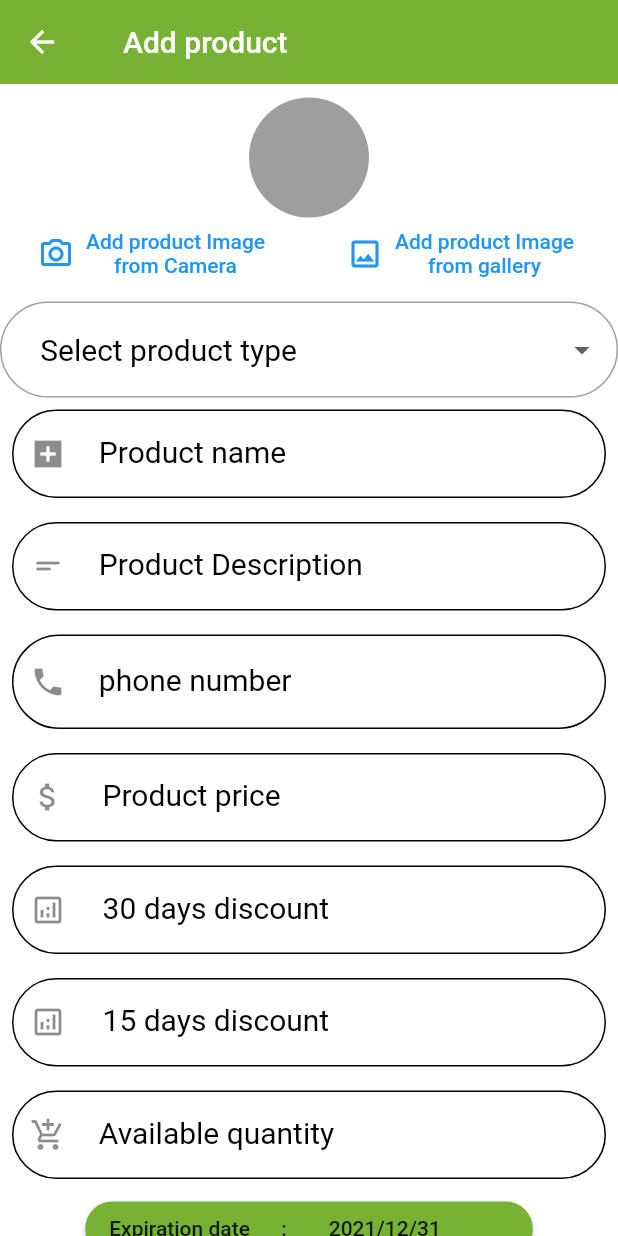
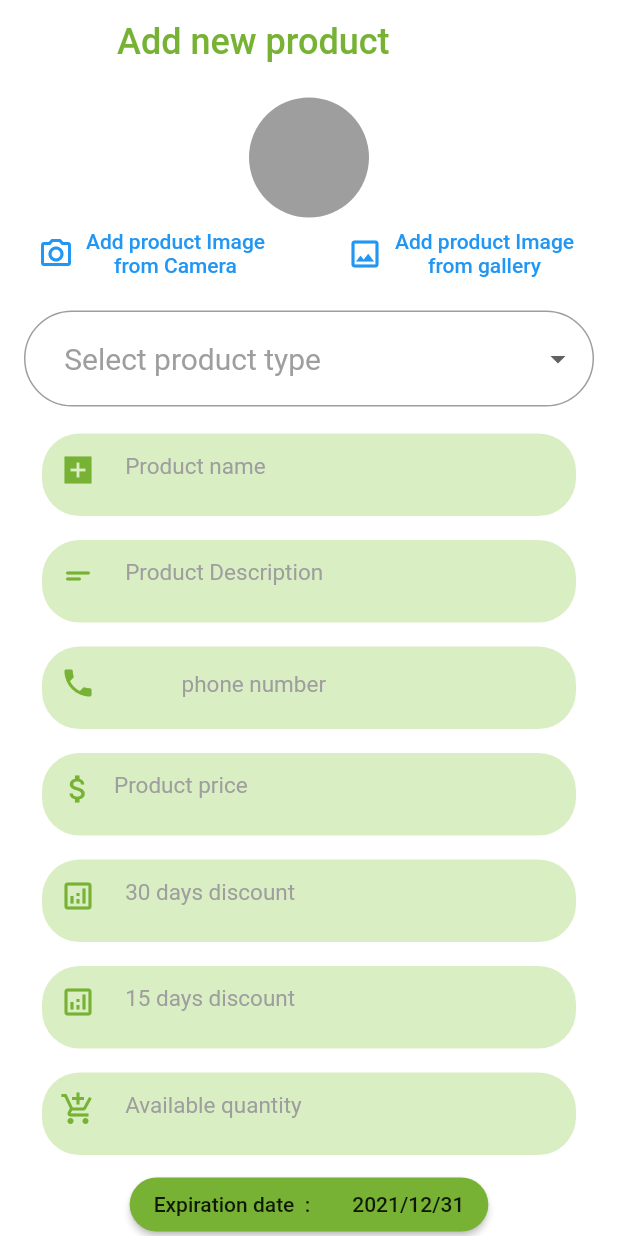
Before and after one commit to YamanQD/expiry-cart-client, a Flutter app: the AddProductPage screen opened directly, on a phone screen of 412 x 824 dp. Run offline on Flutter 3.47's test engine with Material 2 defaults, Android fonts, the phone set to English and light mode, and no system bars; our stand-ins replace flutter_secure_storage, image_picker; accounts and stored records are empty.

Commit message:
Edit the add product page

```diff
--- a/lib/Screens/add_product_page.dart
+++ b/lib/Screens/add_product_page.dart
@@ -1,3 +1,4 @@
+import 'package:expiry_cart/Style/constant.dart';
 import 'package:flutter/painting.dart';
 import 'package:flutter/material.dart';
 import 'package:flutter/rendering.dart';
@@ -15,7 +16,13 @@ class AddProductPage extends StatefulWidget {
 class _AddProductPageState extends State<AddProductPage> {
 // name , phone , price , quantity
 
-  String _ProductName, _description  , _Phone_Number, _Price, _discount1 , _discount2 ,  _Quantity;
+  String _ProductName,
+      _description,
+      _Phone_Number,
+      _Price,
+      _discount1,
+      _discount2,
+      _Quantity;
   static final RegExp nameRegExp = RegExp('[a-zA-Z]');
   static final RegExp numberRegExp = RegExp(r'\d');
 
@@ -48,7 +55,7 @@ class _AddProductPageState extends State<AddProductPage> {
     "Meat , Fish & Poultry",
     "Beverages",
     "Bakery & Snacks",
-    "Medicines & Persona Care"
+    "Medicines & Personal Care"
   ];
 
 // Expiration date
@@ -60,7 +67,7 @@ class _AddProductPageState extends State<AddProductPage> {
       context: context,
       initialDate: DateTime.now(),
       firstDate: DateTime.now(),
-      lastDate: DateTime(DateTime.now().year +5),
+      lastDate: DateTime(DateTime.now().year + 5),
     ).then((value) {
       if (value == null) {
         return;
@@ -76,8 +83,9 @@ class _AddProductPageState extends State<AddProductPage> {
     return Scaffold(
       backgroundColor: const Color(0xFFFFFFFF),
       appBar: AppBar(
-        title: const Text("  Add product "),
-        backgroundColor: const Color(0xff77b234),
+        title: const Text(" Add new product ",
+            style: TextStyle(fontSize: 24, color: kGreenColor)),
+        // backgroundColor: Colors.white,
       ),
       body: SingleChildScrollView(
           child: Form(
@@ -118,20 +126,23 @@ class _AddProductPageState extends State<AddProductPage> {
           ),
 
           const SizedBox(
-            height: 8,
+            height: 4,
           ),
 
 // select product
-
-          DropdownButtonFormField(
+          Padding(
+            padding:
+                const EdgeInsets.only(left: 16, right: 16, top: 10, bottom: 10),
+            child: DropdownButtonFormField(
+              elevation: 10,
               icon: const Icon(Icons.arrow_drop_down),
               dropdownColor: const Color(0xFFFFFFFF),
               decoration: InputDecoration(
                   border: OutlineInputBorder(
                       borderRadius: BorderRadius.circular(50))),
               hint: const Text(
-              '   Select product type  ',
-              style: TextStyle(fontSize: 20, color: Colors.black),
+                '   Select product type',
+                style: TextStyle(fontSize: 20, color: Colors.grey),
               ),
               isExpanded: true,
               value: ProductChosse,
@@ -140,8 +151,8 @@ class _AddProductPageState extends State<AddProductPage> {
                   ProductChosse = newValue;
                 });
               },
-            validator:
-              (newValue) => newValue == null ? 'Please select product type ' : null,
+              validator: (newValue) =>
+                  newValue == null ? 'Please select product type ' : null,
               items: listItem.map((valueItem) {
                 return DropdownMenuItem(
                   value: valueItem,
@@ -149,74 +160,92 @@ class _AddProductPageState extends State<AddProductPage> {
                 );
               }).toList(),
             ),
+          ),
 
           // product name
-
-          Container(
-            color: const Color(0xFFFFFFFF),
+          Padding(
+            padding: const EdgeInsets.only(left: 20, right: 20),
+            child: Container(
+              height: 55,
+              decoration: kAddDecoration,
               margin: const EdgeInsets.all(8.0),
               child: TextFormField(
                 decoration: const InputDecoration(
-                  enabledBorder: OutlineInputBorder(
-                      borderRadius: BorderRadius.all(Radius.circular(50.0)),
-                      borderSide: BorderSide(color: Colors.black)),
-                  labelText: "  Product name",
-                  labelStyle: TextStyle(fontSize: 20, color: Colors.black),
-                  prefixIcon: Icon(Icons.add_box_sharp)),
+                  hintText: "  Product name",
+                  hintStyle: TextStyle(fontSize: 15, color: Colors.grey),
+                  prefixIcon: Icon(
+                    Icons.add_box_sharp,
+                    color: kGreenColor,
+                  ),
+                  border: InputBorder.none,
+                ),
                 textAlign: TextAlign.left,
                 keyboardType: TextInputType.text,
                 validator: (value) => value.isEmpty
                     ? 'Enter Your Name'
-                  : (nameRegExp.hasMatch(value) ? null : 'Enter a Valid Name'),
+                    : (nameRegExp.hasMatch(value)
+                        ? null
+                        : 'Enter a Valid Name'),
                 onSaved: (String name) {
                   _ProductName = name;
                   print(_ProductName);
                 },
               ),
             ),
+          ),
 
           // description
 
-          Container(
-            color: const Color(0xFFFFFFFF),
+          Padding(
+            padding: const EdgeInsets.only(left: 20, right: 20),
+            child: Container(
+              decoration: kAddDecoration,
+              height: 55,
               margin: const EdgeInsets.all(8.0),
               child: TextFormField(
                 decoration: const InputDecoration(
-                  enabledBorder: OutlineInputBorder(
-                      borderRadius: BorderRadius.all(Radius.circular(50.0)),
-                      borderSide: BorderSide(color: Colors.black)),
-                  labelText: "  Product Description ",
-                  labelStyle: TextStyle(fontSize: 20, color: Colors.black),
-                  prefixIcon: Icon(Icons.short_text_rounded)),
+                    // enabledBorder: OutlineInputBorder(
+                    //     borderRadius: BorderRadius.all(Radius.circular(50.0)),
+                    //     borderSide: BorderSide(color: Colors.black)),
+                    hintText: "  Product Description ",
+                    hintStyle: TextStyle(fontSize: 15, color: Colors.grey),
+                    prefixIcon: Icon(
+                      Icons.short_text_rounded,
+                      color: kGreenColor,
+                    ),
+                    border: InputBorder.none),
                 textAlign: TextAlign.left,
                 keyboardType: TextInputType.text,
                 validator: (value) => value.isEmpty
                     ? 'Enter the description '
-                  : (nameRegExp.hasMatch(value) ? null : 'Enter a Valid description'),
+                    : (nameRegExp.hasMatch(value)
+                        ? null
+                        : 'Enter a Valid description'),
                 onSaved: (String des) {
                   _description = des;
                   print(_description);
                 },
               ),
             ),
-
+          ),
 
           // phone number
 
-          Container(
-            color: const Color(0xFFFFFFFF),
+          Padding(
+            padding: const EdgeInsets.only(left: 20, right: 20),
+            child: Container(
+              height: 55,
+              decoration: kAddDecoration,
               margin: const EdgeInsets.all(8.0),
               child: TextFormField(
                 decoration: const InputDecoration(
-                prefixText: "  +963   ",
+                    prefixText: "+963",
                     prefixStyle: TextStyle(color: Colors.black, fontSize: 20),
-                enabledBorder: OutlineInputBorder(
-                    borderRadius: BorderRadius.all(Radius.circular(50.0)),
-                    borderSide: BorderSide(color: Colors.black)),
-                labelText: "  phone number ",
-                labelStyle: TextStyle(fontSize: 20, color: Colors.black),
-                prefixIcon: Icon(Icons.phone),
-              ),
+                    hintText: "phone number",
+                    hintStyle: TextStyle(fontSize: 15, color: Colors.grey),
+                    prefixIcon: Icon(Icons.phone, color: kGreenColor),
+                    border: InputBorder.none),
+                textAlign: TextAlign.start,
                 keyboardType: TextInputType.number,
                 validator: (value) {
                   if (value.length == 0) {
@@ -232,22 +261,25 @@ class _AddProductPageState extends State<AddProductPage> {
                 },
               ),
             ),
+          ),
 
 // product price
 
-          Container(
-            color: const Color(0xFFFFFFFF),
+          Padding(
+            padding: const EdgeInsets.only(left: 20, right: 20),
+            child: Container(
+              height: 55,
+              decoration: kAddDecoration,
               margin: const EdgeInsets.all(8.0),
               child: TextFormField(
                 decoration: const InputDecoration(
-                  enabledBorder: OutlineInputBorder(
-                      borderRadius: BorderRadius.all(Radius.circular(50.0)),
-                      borderSide: BorderSide(color: Colors.black)),
-                  labelText: "  Product price ",
-                  labelStyle: TextStyle(fontSize: 20, color: Colors.black),
-                  prefixIcon: Icon(Icons.attach_money),
-                  suffixText: " S.P             "),
-              textAlign: TextAlign.center,
+                  hintText: "Product price",
+                  hintStyle: TextStyle(fontSize: 15, color: Colors.grey),
+                  prefixIcon: Icon(Icons.attach_money, color: kGreenColor),
+                  suffixText: " S.P      ",
+                  border: InputBorder.none,
+                ),
+                textAlign: TextAlign.start,
                 keyboardType: TextInputType.number,
                 validator: (String value) {
                   double _parsedValue = double.tryParse(value);
@@ -267,20 +299,25 @@ class _AddProductPageState extends State<AddProductPage> {
                 },
               ),
             ),
+          ),
 
-          Container(
-            color: const Color(0xFFFFFFFF),
+          Padding(
+            padding: const EdgeInsets.only(left: 20, right: 20),
+            child: Container(
+              height: 55,
+              decoration: kAddDecoration,
               margin: const EdgeInsets.all(8.0),
               child: TextFormField(
                 decoration: const InputDecoration(
-                  enabledBorder: OutlineInputBorder(
-                      borderRadius: BorderRadius.all(Radius.circular(50.0)),
-                      borderSide: BorderSide(color: Colors.black)),
-                  labelText: "  30 days discount ",
-                  labelStyle: TextStyle(fontSize: 20, color: Colors.black),
-                  prefixIcon: Icon(Icons.analytics_outlined),
-                  suffixText: " %            "),
-              textAlign: TextAlign.center,
+                    hintText: "  30 days discount ",
+                    hintStyle: TextStyle(fontSize: 15, color: Colors.grey),
+                    prefixIcon: Icon(
+                      Icons.analytics_outlined,
+                      color: kGreenColor,
+                    ),
+                    suffixText: " % ",
+                    border: InputBorder.none),
+                textAlign: TextAlign.start,
                 keyboardType: TextInputType.number,
                 validator: (String value) {
                   double _parsedValue = double.tryParse(value);
@@ -300,20 +337,26 @@ class _AddProductPageState extends State<AddProductPage> {
                 },
               ),
             ),
+          ),
 // quantity
-          Container(
-            color: const Color(0xFFFFFFFF),
+          Padding(
+            padding: const EdgeInsets.only(left: 20, right: 20),
+            child: Container(
+              height: 55,
+              decoration: kAddDecoration,
               margin: const EdgeInsets.all(8.0),
               child: TextFormField(
                 decoration: const InputDecoration(
-                  enabledBorder: OutlineInputBorder(
-                      borderRadius: BorderRadius.all(Radius.circular(50.0)),
-                      borderSide: BorderSide(color: Colors.black)),
-                  labelText: "  15 days discount ",
-                  labelStyle: TextStyle(fontSize: 20, color: Colors.black),
-                  prefixIcon: Icon(Icons.analytics_outlined),
-                  suffixText: " %            "),
-              textAlign: TextAlign.center,
+                  hintText: "  15 days discount ",
+                  hintStyle: TextStyle(fontSize: 15, color: Colors.grey),
+                  prefixIcon: Icon(
+                    Icons.analytics_outlined,
+                    color: kGreenColor,
+                  ),
+                  suffixText: " %",
+                  border: InputBorder.none,
+                ),
+                textAlign: TextAlign.start,
                 keyboardType: TextInputType.number,
                 validator: (String value) {
                   double _parsedValue = double.tryParse(value);
@@ -333,20 +376,22 @@ class _AddProductPageState extends State<AddProductPage> {
                 },
               ),
             ),
+          ),
 
-          Container(
-            color: const Color(0xFFFFFFFF),
+          Padding(
+            padding: const EdgeInsets.only(left: 20, right: 20),
+            child: Container(
+              height: 55,
+              decoration: kAddDecoration,
               margin: const EdgeInsets.all(8.0),
               child: TextFormField(
                 decoration: const InputDecoration(
-                enabledBorder: OutlineInputBorder(
-                    borderRadius: BorderRadius.all(Radius.circular(50.0)),
-                    borderSide: BorderSide(color: Colors.black)),
-                labelText: "  Available quantity ",
-                labelStyle: TextStyle(fontSize: 20, color: Colors.black),
-                prefixIcon: Icon(Icons.add_shopping_cart),
+                  hintText: "  Available quantity ",
+                  hintStyle: TextStyle(fontSize: 15, color: Colors.grey),
+                  prefixIcon: Icon(Icons.add_shopping_cart, color: kGreenColor),
+                  border: InputBorder.none,
                 ),
-              textAlign: TextAlign.left,
+                textAlign: TextAlign.start,
                 keyboardType: TextInputType.number,
                 validator: (String value) {
                   double _parsedValue = double.tryParse(value);
@@ -369,19 +414,20 @@ class _AddProductPageState extends State<AddProductPage> {
                 },
               ),
             ),
-
+          ),
 
           // expiration date   ElevatedButton
 
           Container(
             margin: const EdgeInsets.only(
                 left: 0.0, top: 1.0, right: 0.0, bottom: 1.0),
-
             child: RaisedButton(
-              color : Color(0xff77b234),
+              color: kGreenColor,
               child: Text(
-                'Expiration date      :        ${_dateTime.year}/${_dateTime.month}/${_dateTime.day}             ' ,
-                  style:TextStyle(backgroundColor: Color(0xff77b234),)),
+                  'Expiration date  :        ${_dateTime.year}/${_dateTime.month}/${_dateTime.day}',
+                  style: const TextStyle(
+                    backgroundColor: Color(0xff77b234),
+                  )),
               shape: RoundedRectangleBorder(
                 borderRadius: BorderRadius.circular(30),
               ),
@@ -389,15 +435,14 @@ class _AddProductPageState extends State<AddProductPage> {
             ),
           ),
           RaisedButton(
-          color :  Color(0xff77b234),
-            child: const Text(" Add product "),
+            color: kGreenColor,
+            child: const Text("Add product"),
             onPressed: _submit,
             shape: RoundedRectangleBorder(
               borderRadius: BorderRadius.circular(30),
             ),
             padding:
                 const EdgeInsets.symmetric(horizontal: 30.0, vertical: 8.0),
-          //  color: Theme.of(context).primaryTextTheme.button.color,
           ),
 
           const SizedBox(height: 40),
--- a/lib/Screens/details_page.dart
+++ b/lib/Screens/details_page.dart
@@ -1,5 +1,6 @@
 import 'package:expiry_cart/Screens/add_product_page.dart';
 import 'package:expiry_cart/Style/constant.dart';
+import 'package:expiry_cart/Style/d_container.dart';
 import 'package:expiry_cart/Style/details_column.dart';
 import 'package:expiry_cart/Style/details_container.dart';
 import 'package:expiry_cart/Style/icon_press.dart';
@@ -37,7 +38,7 @@ class _DetailsPageState extends State<DetailsPage> {
             ),
             child: Stack(children: [
               Container(
-                height: 180,
+                height: 175,
                 decoration: BoxDecoration(
                   image: DecorationImage(
                     image: AssetImage(
@@ -163,7 +164,46 @@ class _DetailsPageState extends State<DetailsPage> {
                     text: 'Contact Information:',
                     icon: Icons.phone,
                     text1: '000000000'),
-                const SizedBox(height: 30),
+                const D_Container(
+                    height: 200,
+                    text: 'Description:',
+                    icon: Icons.short_text_rounded,
+                    text1: 'bla bla'),
+                const SizedBox(height: 20),
+                Container(
+                  margin: const EdgeInsets.all(20),
+                  decoration: BoxDecoration(
+                      color: kGreenLightColor,
+                      borderRadius: BorderRadius.circular(25)),
+                  width: 350,
+                  height: 60,
+                  child: Row(
+                    mainAxisAlignment: MainAxisAlignment.spaceBetween,
+                    children: [
+                      DetailsColumn(
+                          icon: Icons.edit,
+                          text: 'Edit',
+                          color: kGreenColor,
+                          press: () {
+                            Navigator.push(
+                                context,
+                                MaterialPageRoute(
+                                    builder: (context) =>
+                                        const AddProductPage()));
+                          }),
+                      DetailsColumn(
+                          icon: Icons.add_comment,
+                          text: 'Comment',
+                          color: kGreenColor,
+                          press: () {}),
+                      DetailsColumn(
+                          icon: Icons.delete,
+                          text: 'Delete',
+                          color: Colors.red,
+                          press: () {}),
+                    ],
+                  ),
+                ),
               ],
             ),
           )
@@ -172,45 +212,3 @@ class _DetailsPageState extends State<DetailsPage> {
     );
   }
 }
-
-class D_Container extends StatelessWidget {
-  final String text;
-  final IconData icon;
-  final String text1;
-  const D_Container({
-    Key key,
-    @required this.text,
-    @required this.icon,
-    @required this.text1,
-  }) : super(key: key);
-
-  @override
-  Widget build(BuildContext context) {
-    return Padding(
-      padding: const EdgeInsets.only(top: 10),
-      child: Column(
-        crossAxisAlignment: CrossAxisAlignment.start,
-        mainAxisAlignment: MainAxisAlignment.start,
-        children: [
-          Text(
-            text,
-            style: kDetailsText,
-          ),
-          DetailsContainer(
-            width: 270,
-            child: Padding(
-              padding: const EdgeInsets.all(12.0),
-              child: Row(
-                mainAxisAlignment: MainAxisAlignment.spaceBetween,
-                children: [
-                  Icon(icon, color: kGreenColor),
-                  Text(text1, style: TextStyle(fontSize: 17)),
-                ],
-              ),
-            ),
-          ),
-        ],
-      ),
-    );
-  }
-}
--- a/lib/Style/constant.dart
+++ b/lib/Style/constant.dart
@@ -42,7 +42,7 @@ const kProductName = TextStyle(
 
 const kAppBarText = TextStyle(
   color: kGreenColor,
-  fontSize: 25,
+  fontSize: 18,
   fontWeight: FontWeight.bold,
 );
 const kProductsName = TextStyle(
@@ -60,3 +60,8 @@ const ktext = TextStyle(
   color: Colors.black26,
   fontFamily: 'IBM Plex Sans',
 );
+
+var kAddDecoration = BoxDecoration(
+  borderRadius: BorderRadius.circular(25),
+  color: kGreenLightColor,
+);
--- /dev/null
+++ b/lib/Style/d_container.dart
@@ -0,0 +1,46 @@
+import 'package:expiry_cart/Style/constant.dart';
+import 'package:expiry_cart/Style/details_container.dart';
+import 'package:flutter/material.dart';
+
+class D_Container extends StatelessWidget {
+  final String text;
+  final IconData icon;
+  final String text1;
+  final double height;
+  const D_Container({
+    Key key,
+    @required this.text,
+    @required this.icon,
+    @required this.text1, this.height,
+  }) : super(key: key);
+
+  @override
+  Widget build(BuildContext context) {
+    return Padding(
+      padding: const EdgeInsets.only(top: 10),
+      child: Column(
+        crossAxisAlignment: CrossAxisAlignment.start,
+        mainAxisAlignment: MainAxisAlignment.start,
+        children: [
+          Text(
+            text,
+            style: kDetailsText,
+          ),
+          DetailsContainer(
+            width: 270,
+            child: Padding(
+              padding: const EdgeInsets.all(12.0),
+              child: Row(
+                mainAxisAlignment: MainAxisAlignment.spaceBetween,
+                children: [
+                  Icon(icon, color: kGreenColor),
+                  Text(text1, style: const TextStyle(fontSize: 17)),
+                ],
+              ),
+            ),
+          ),
+        ],
+      ),
+    );
+  }
+}
--- a/lib/main.dart
+++ b/lib/main.dart
@@ -8,9 +8,9 @@ import 'package:flutter/material.dart';
 
 void main() => runApp(
       MaterialApp(
-        home:
+        home: AddProductPage(),
         // Categories(),
-        DetailsPage(productDetail: Utils.get()[0].subCategories[0]),
+        // DetailsPage(productDetail: Utils.get()[0].subCategories[0]),
         //  DetailsPage(productDetail: Utils.get()[0].subCategories[0]),
         // SplashPage(
         //  duration: 5,
```
Lines whose indentation alone changed are shown as unchanged.
